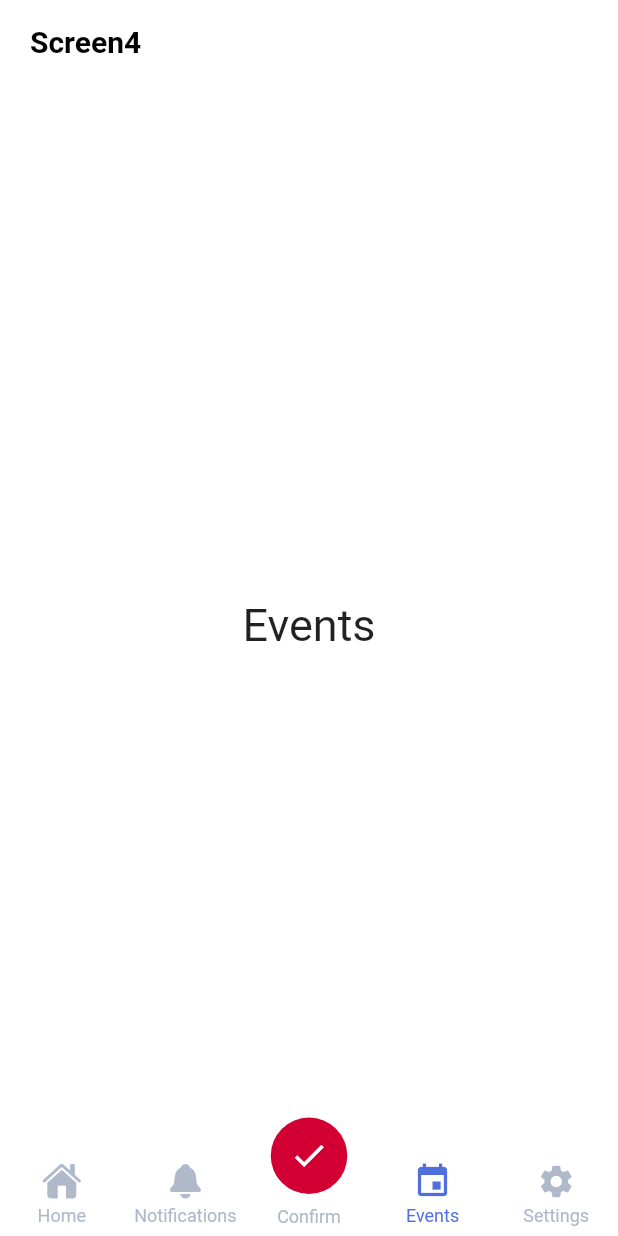
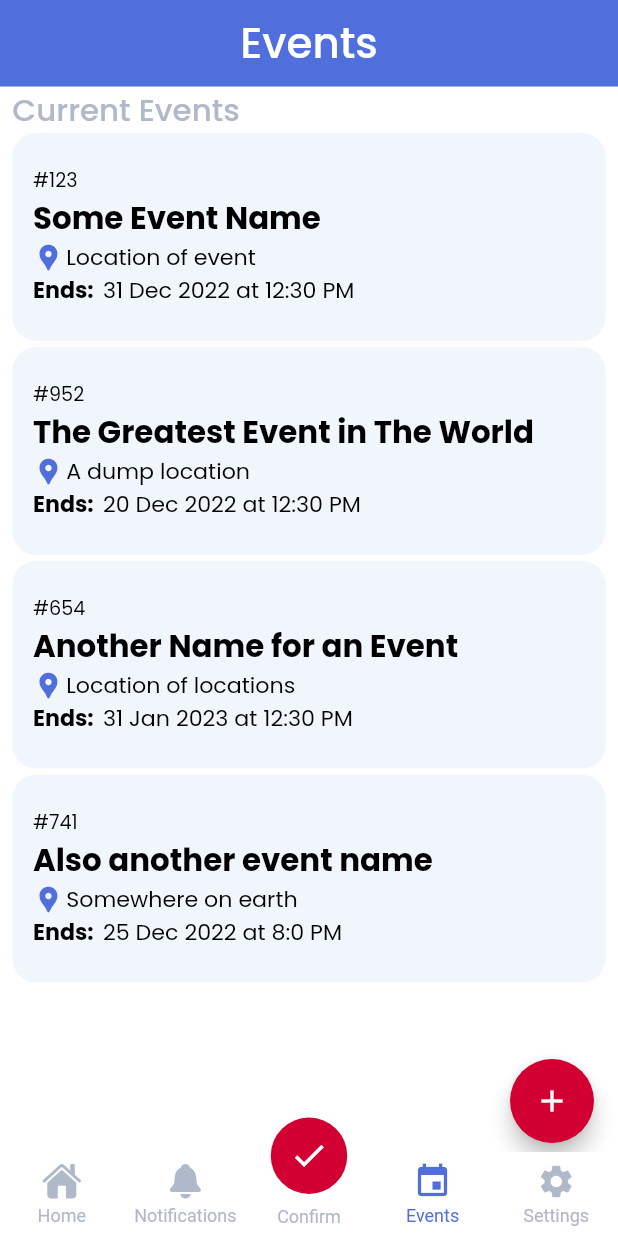
Before and after one commit to muhmagdy/Bloodify, a Flutter app: the InstNavBar widget shown alone on an empty page, opened directly, item 4 of the bottom bar chosen, on a phone screen of 412 x 824 dp. Run offline on Flutter 3.47's test engine with Material 2 defaults, Android fonts, the phone set to English and light mode, and no system bars; drawn by our look-alikes of persistent_bottom_nav_bar; our stand-ins replace bloc, conditional_builder_null_safety, dio, flutter_bloc, fluttertoast, geolocator and 3 more; accounts and stored records are empty.

Commit message:
added event page for inst

```diff
--- /dev/null
+++ b/bloodify_front_end/lib/models/event.dart
@@ -0,0 +1,8 @@
+class Event {
+  int id;
+  String name;
+  String location;
+  DateTime end;
+
+  Event(this.id, this.name, this.location, this.end);
+}
--- /dev/null
+++ b/bloodify_front_end/lib/modules/institution/eventInstitution.dart
@@ -0,0 +1,71 @@
+import 'dart:async';
+
+import 'package:bloodify_front_end/models/event.dart';
+import 'package:bloodify_front_end/modules/institution/eventTile.dart';
+import 'package:bloodify_front_end/shared/Constatnt/colors.dart';
+import 'package:bloodify_front_end/shared/Constatnt/fonts.dart';
+import 'package:flutter/material.dart';
+
+class InstitutionEventPage extends StatefulWidget {
+  @override
+  createState() => _InstitutionEventPage();
+}
+
+class _InstitutionEventPage extends State<InstitutionEventPage> {
+  final events = [
+    Event(123, "Some Event Name", "Location of event",
+        DateTime(2022, 12, 31, 12, 30)),
+    Event(952, "The Greatest Event in The World", "A dump location",
+        DateTime(2022, 12, 20, 12, 30)),
+    Event(654, "Another Name for an Event", "Location of locations",
+        DateTime(2023, 1, 31, 12, 30)),
+    Event(741, "Also another event name", "Somewhere on earth",
+        DateTime(2022, 12, 25, 20)),
+  ];
+  @override
+  Widget build(BuildContext context) {
+    final width = MediaQuery.of(context).size.width;
+    final height = MediaQuery.of(context).size.height;
+    return Scaffold(
+        appBar: AppBar(
+          toolbarHeight: 0.07 * height,
+          backgroundColor: blue,
+          centerTitle: true,
+          title: Text(
+            "Events",
+            style: AppHeaderStyle(height, Colors.white),
+          ),
+        ),
+        floatingActionButton: FloatingActionButton(
+          onPressed: () => {},
+          backgroundColor: red,
+          child: const Icon(Icons.add),
+        ),
+        body: Container(
+            padding: EdgeInsets.only(left: 0.02 * width, right: 0.02 * width),
+            child: RefreshIndicator(
+                triggerMode: RefreshIndicatorTriggerMode.anywhere,
+                color: blue,
+                onRefresh: _pullRefresh,
+                child: ListView(
+                    physics: const ClampingScrollPhysics(
+                        parent: AlwaysScrollableScrollPhysics()),
+                    children: [
+                      Text(
+                        "Current Events",
+                        style: HeadingStyle(height, grey),
+                      ),
+                      ListView.builder(
+                          physics: const NeverScrollableScrollPhysics(),
+                          shrinkWrap: true,
+                          itemCount: events.length,
+                          itemBuilder: (context, index) =>
+                              EventTile(events[index])),
+                      Container(height: 0.03 * height)
+                    ]))));
+  }
+
+  Future<void> _pullRefresh() async {
+    setState(() {});
+  }
+}
--- /dev/null
+++ b/bloodify_front_end/lib/modules/institution/eventTile.dart
@@ -0,0 +1,117 @@
+import 'package:bloodify_front_end/models/event.dart';
+import 'package:bloodify_front_end/shared/Constatnt/colors.dart';
+import 'package:bloodify_front_end/shared/Constatnt/fonts.dart';
+import 'package:bloodify_front_end/shared/styles/container.dart';
+import 'package:flutter/material.dart';
+import 'package:intl/intl.dart';
+
+class EventTile extends StatefulWidget {
+  final Event event;
+  const EventTile(this.event, {super.key});
+
+  @override
+  createState() => _EventTile();
+}
+
+class _EventTile extends State<EventTile> {
+  @override
+  Widget build(BuildContext context) {
+    final width = MediaQuery.of(context).size.width;
+    final height = MediaQuery.of(context).size.height;
+    return TileContainer(
+        onTap: () => _onTap(context),
+        height: height,
+        width: width,
+        child: Column(
+          crossAxisAlignment: CrossAxisAlignment.start,
+          children: [
+            Text(
+              "#${widget.event.id}",
+              style: VerySmallStyle(width, Colors.black),
+            ),
+            SizedBox(
+                width: 0.95 * width,
+                child: FittedBox(
+                    alignment: Alignment.centerLeft,
+                    fit: BoxFit.scaleDown,
+                    child: Text(
+                      widget.event.name,
+                      textAlign: TextAlign.start,
+                      style: NormalStyle(height, Colors.black),
+                    ))),
+            Row(crossAxisAlignment: CrossAxisAlignment.start, children: [
+              Container(
+                  margin: EdgeInsets.only(right: 0.0282 * width),
+                  width: width / 39,
+                  height: height / 52,
+                  child: Icon(
+                    Icons.location_pin,
+                    size: 0.05 * width,
+                    color: blue,
+                  )),
+              Text(widget.event.location,
+                  style: SmallStyle(width, Colors.black)),
+            ]),
+            Row(
+              children: [
+                Text(
+                  "Ends:  ",
+                  style: SmallBoldStyle(width, Colors.black),
+                ),
+                Text(
+                  DateFormat("d MMM y 'at' h:m a").format(widget.event.end),
+                  style: SmallStyle(width, Colors.black),
+                ),
+              ],
+            ),
+          ],
+        ));
+  }
+
+  void _onTap(BuildContext context) {
+    Navigator.of(context).push(PageRouteBuilder(
+        pageBuilder: (context, animation, secondaryAnimation) =>
+            InstitutionEventDetailsWindow(widget.event),
+        transitionsBuilder: ((context, animation, secondaryAnimation, child) {
+          const begin = Offset(0.0, 1.0);
+          const end = Offset.zero;
+          const curve = Curves.ease;
+          var tween =
+              Tween(begin: begin, end: end).chain(CurveTween(curve: curve));
+          return SlideTransition(
+            position: animation.drive(tween),
+            child: child,
+          );
+        })));
+  }
+}
+
+class InstitutionEventDetailsWindow extends StatelessWidget {
+  final Event event;
+  const InstitutionEventDetailsWindow(this.event, {super.key});
+
+  @override
+  Widget build(BuildContext context) {
+    final width = MediaQuery.of(context).size.width;
+    final height = MediaQuery.of(context).size.height;
+    return Scaffold(
+      appBar: AppBar(
+        toolbarHeight: 0.07 * height,
+        backgroundColor: blue,
+        centerTitle: true,
+        title: Text(
+          "Event Details",
+          style: AppHeaderStyle(height, Colors.white),
+        ),
+      ),
+      body: Container(
+        alignment: Alignment.center,
+        child: Text(
+          "Event #${event.id}",
+          textAlign: TextAlign.center,
+          style: NormalStyle(height, Colors.black),
+        ),
+      ),
+    );
+  }
+}
--- a/bloodify_front_end/lib/modules/navbar/institution_navbar.dart
+++ b/bloodify_front_end/lib/modules/navbar/institution_navbar.dart
@@ -1,5 +1,6 @@
 // import 'package:bloodify_front_end/modules/home_UI/user_home/userHome.dart';
 import 'package:bloodify_front_end/modules/home_UI/institution_home/instHome.dart';
+import 'package:bloodify_front_end/modules/institution/eventInstitution.dart';
 import 'package:bloodify_front_end/shared/Constatnt/colors.dart';
 import 'package:flutter/cupertino.dart';
 import 'package:flutter/material.dart';
@@ -13,7 +14,7 @@ class InstNavBar extends StatelessWidget {
       InstitutionHome(),
       const Screen2(),
       const Screen3(),
-      const Screen4(),
+      InstitutionEventPage(),
       const Screen5()
     ];
   }
```
